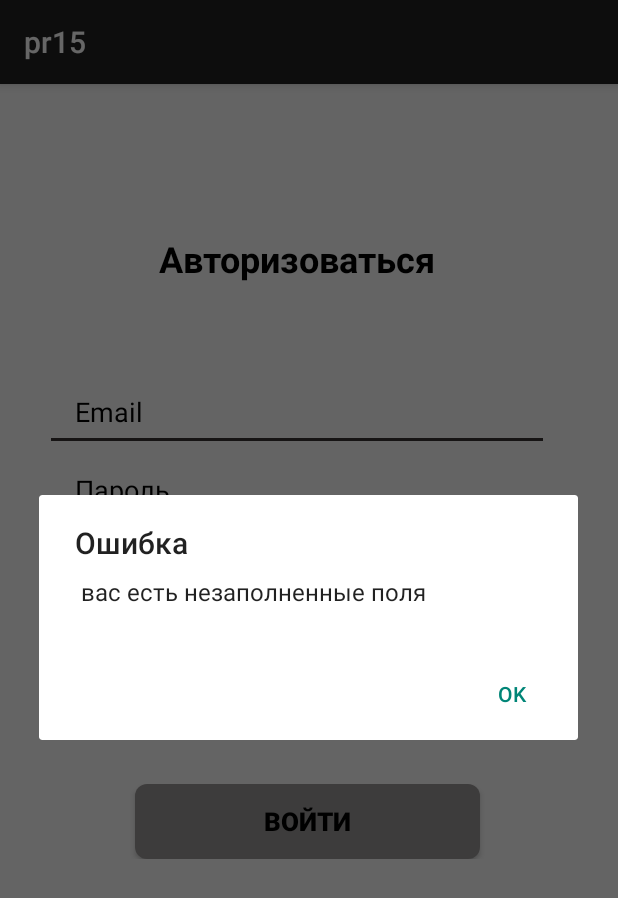
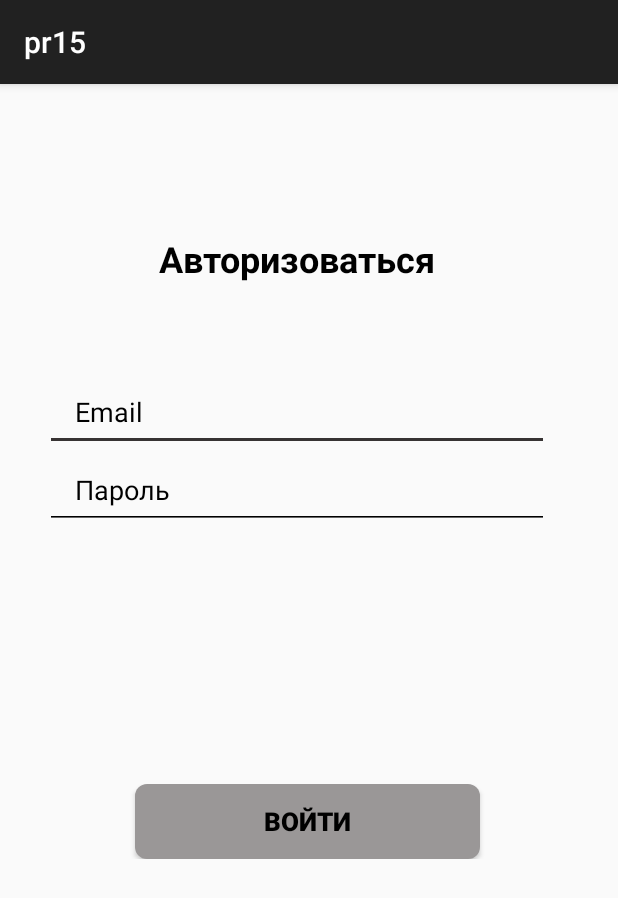
Before and after one commit to Sveta616/pr15_MarininaSveta, an Android app built with Jetpack Compose: the screen it shows after launch (signin before the commit, Signin after it), after a tap on "ВОЙТИ", on a phone screen of 412 x 824 dp. Shown: the top 898 px of the screen. Run offline under Robolectric (Android 15) with nearby library versions, the phone set to English and light mode, and no system bars.

Commit message:
Практика 15 Маринина

```diff
--- a/app/build.gradle.kts
+++ b/app/build.gradle.kts
@@ -50,7 +50,6 @@ android {
 }
 
 dependencies {
-    implementation("androidx.appcompat:appcompat-resources:1.6.1")
     implementation("androidx.appcompat:appcompat:1.6.1")
     implementation("androidx.core:core-ktx:1.13.1")
     implementation("androidx.lifecycle:lifecycle-runtime-ktx:2.8.0")
--- a/app/src/main/AndroidManifest.xml
+++ b/app/src/main/AndroidManifest.xml
@@ -22,7 +22,7 @@
             android:label="@string/app_name"
             android:theme="@style/Theme.Pr15"/>
             <activity
-            android:name=".signin"
+            android:name=".Signin"
             android:exported="true" >
             <intent-filter>
                 <action android:name="android.intent.action.MAIN" />
--- /dev/null
+++ b/app/src/main/java/com/example/pr15/Signin.kt
@@ -0,0 +1,33 @@
+package com.example.pr15
+
+import android.content.Intent
+import androidx.appcompat.app.AppCompatActivity
+import android.os.Bundle
+import android.view.View
+import android.widget.Button
+import android.widget.EditText
+import android.widget.Toast
+import androidx.appcompat.app.AlertDialog
+
+class Signin : AppCompatActivity() {
+    private lateinit var email:EditText
+    private lateinit var password:EditText
+
+    override fun onCreate(savedInstanceState: Bundle?) {
+        super.onCreate(savedInstanceState)
+        setContentView(R.layout.activity_signin)
+        email=findViewById(R.id.email)
+        password=findViewById(R.id.password)
+
+    }
+    fun signin(view: View)
+    {
+        if (email.text.toString() == "ekts" && password.text.toString() == "ekts2024") {
+            val intent = Intent(this, GeoQuiz::class.java)
+            startActivity(intent)
+        }
+        else
+            Toast.makeText(this, R.string.par, Toast.LENGTH_SHORT).show()
+    }
+
+}
--- a/app/src/main/java/com/example/pr15/signin.kt
+++ /dev/null
@@ -1,42 +0,0 @@
-package com.example.pr15
-
-import android.content.Intent
-import androidx.appcompat.app.AppCompatActivity
-import android.os.Bundle
-import android.view.View
-import android.widget.Button
-import android.widget.EditText
-import android.widget.Toast
-import androidx.appcompat.app.AlertDialog
-
-class signin : AppCompatActivity() {
-    private lateinit var email:EditText
-    private lateinit var password:EditText
-    private lateinit var b:Button
-    override fun onCreate(savedInstanceState: Bundle?) {
-        email=findViewById(R.id.email)
-        password=findViewById(R.id.password)
-
-        super.onCreate(savedInstanceState)
-        setContentView(R.layout.activity_signin)
-    }
-    fun signin(view: View)
-    {
-        if(email.text.toString().isNotEmpty()&&password.text.toString().isNotEmpty()&&email.toString()=="ekts"&&password.toString()=="ekts2004")
-        {
-            val intent= Intent(this,GeoQuiz::class.java)
-            startActivity(intent)
-        }
-        else
-        {
-            val alert= AlertDialog.Builder(this)
-                .setTitle(getString(R.string.mistake))
-                .setMessage(getString(R.string.zap))
-                .setPositiveButton(getString(R.string.ok), null)
-                .create()
-                .show()
-            b.setOnClickListener{view:View-> Toast.makeText(this,R.string.par,Toast.LENGTH_SHORT).show()}
-        }
-    }
-
-}
--- a/app/src/main/res/layout/activity_signin.xml
+++ b/app/src/main/res/layout/activity_signin.xml
@@ -2,16 +2,18 @@
 <LinearLayout xmlns:android="http://schemas.android.com/apk/res/android"
     xmlns:app="http://schemas.android.com/apk/res-auto"
     xmlns:tools="http://schemas.android.com/tools"
+    android:id="@+id/but"
     android:layout_width="match_parent"
     android:layout_height="match_parent"
-    tools:context=".signin"
-    android:orientation="vertical">
+    android:orientation="vertical"
+    tools:context=".Signin">
+
     <TextView
         android:layout_width="wrap_content"
         android:layout_height="wrap_content"
+        android:layout_marginLeft="105dp"
+        android:layout_marginTop="100dp"
         android:layout_marginBottom="60dp"
-        android:layout_marginTop="100dp"
-        android:layout_marginLeft="105dp"
         android:text="Авторизоваться"
         android:textAlignment="center"
         android:textColor="@color/black"
@@ -37,21 +39,22 @@
         android:hint="Пароль"
         android:paddingLeft="20dp"
         android:textColorHint="@color/black" />
+
     <LinearLayout
+        android:layout_width="match_parent"
+        android:layout_height="50dp"
         android:layout_marginTop="170dp"
-        android:layout_width="match_parent"
-        android:orientation="horizontal"
-        android:layout_height="50dp">
+        android:orientation="horizontal">
 
         <Button
             android:id="@+id/true_button"
             android:layout_width="230dp"
             android:layout_height="50dp"
-            android:onClick="signin"
             android:layout_gravity="center"
             android:layout_marginLeft="90dp"
             android:background="@drawable/shape"
             android:backgroundTint="@color/gray"
+            android:onClick="signin"
             android:text="@string/sign"
             android:textColor="@color/black"
             android:textSize="17sp"
```
Also changed, not shown: app/src/main/res/layout/activity_geo_quiz.xml (+0 -7 lines).
